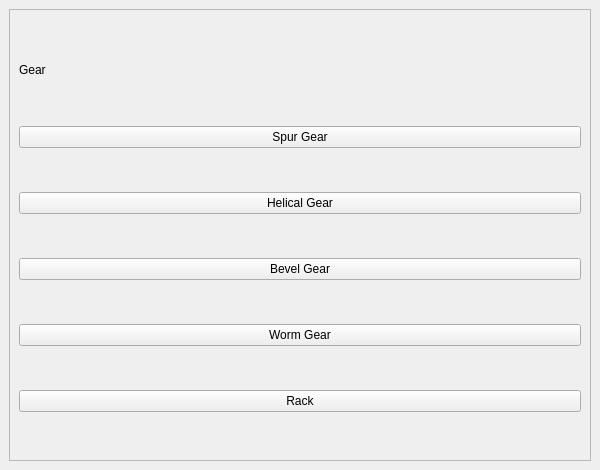
This is gui/octocad/ModuleGui.ui in absdarekar/modules-OctoCAD as Qt 5 draws it before an edit. The edited form follows.
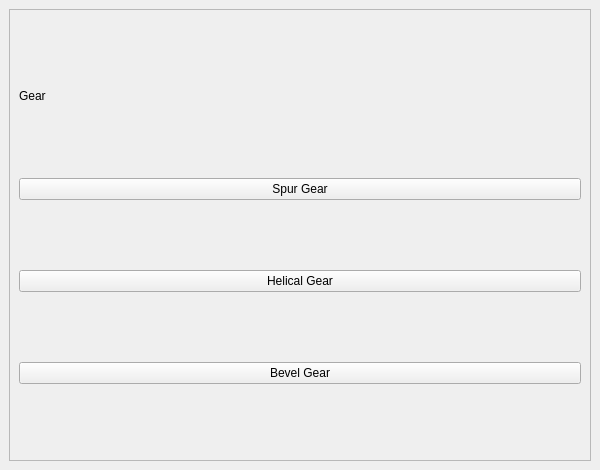
This is the edited form.

Commit message: refactor: GUI for OctoCAD modules

```diff
--- a/gui/octocad/ModuleGui.ui
+++ b/gui/octocad/ModuleGui.ui
@@ -88,20 +88,6 @@
           </property>
          </widget>
         </item>
-        <item>
-         <widget class="QPushButton" name="wormGear">
-          <property name="text">
-           <string>Worm Gear</string>
-          </property>
-         </widget>
-        </item>
-        <item>
-         <widget class="QPushButton" name="rack">
-          <property name="text">
-           <string>Rack</string>
-          </property>
-         </widget>
-        </item>
        </layout>
       </widget>
      </widget>
```
The commit also changes 2 other files.
